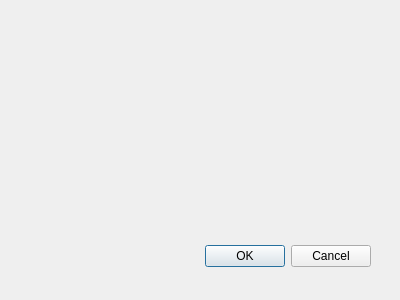
This is suitability_analyser_dialog_base.ui in bsc-com-29-19/suitability_analyser_plugin as Qt 5 draws it before an edit. The edited form follows.
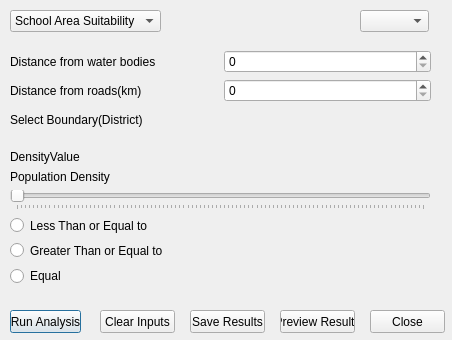
This is the edited form.

Diff of the .ui file:
```diff
--- a/suitability_analyser_dialog_base.ui
+++ b/suitability_analyser_dialog_base.ui
@@ -1,33 +1,228 @@
-<ui version="4.0" >
- <class>SuitabilityAnalyserDialogBase</class>
- <widget class="QDialog" name="SuitabilityAnalyserDialogBase" >
-  <property name="geometry" >
+<?xml version="1.0" encoding="UTF-8"?>
+<ui version="4.0">
+ <class>sliderDensity</class>
+ <widget class="QDialog" name="sliderDensity">
+  <property name="geometry">
    <rect>
     <x>0</x>
     <y>0</y>
-    <width>400</width>
-    <height>300</height>
+    <width>452</width>
+    <height>340</height>
    </rect>
   </property>
   <property name="windowTitle" >
    <string>Suitability Analyser</string>
   </property>
-  <widget class="QDialogButtonBox" name="button_box" >
-   <property name="geometry" >
+  <widget class="QComboBox" name="comboBoxTitle">
+   <property name="geometry">
     <rect>
-     <x>30</x>
-     <y>240</y>
-     <width>341</width>
-     <height>32</height>
+     <x>10</x>
+     <y>10</y>
+     <width>151</width>
+     <height>22</height>
     </rect>
    </property>
-   <property name="orientation" >
-    <enum>Qt::Horizontal</enum>
+   <property name="toolTip">
+    <string>School Area Suitability, Shopping Mall, or Hospital</string>
    </property>
-   <property name="standardButtons" >
-    <set>QDialogButtonBox::Cancel|QDialogButtonBox::Ok</set>
+   <item>
+    <property name="text">
+     <string>School Area Suitability</string>
+    </property>
+   </item>
+   <item>
+    <property name="text">
+     <string>Shopping Mall</string>
+    </property>
+   </item>
+   <item>
+    <property name="text">
+     <string>Hospital</string>
+    </property>
+   </item>
+  </widget>
+  <widget class="QComboBox" name="comboBoxBoundary">
+   <property name="geometry">
+    <rect>
+     <x>360</x>
+     <y>10</y>
+     <width>69</width>
+     <height>22</height>
+    </rect>
    </property>
   </widget>
+  <widget class="QPushButton" name="buttonRunAnalysis">
+   <property name="geometry">
+    <rect>
+     <x>10</x>
+     <y>310</y>
+     <width>71</width>
+     <height>23</height>
+    </rect>
+   </property>
+   <property name="text">
+    <string>Run Analysis</string>
+   </property>
+  </widget>
+  <widget class="QPushButton" name="buttonClearInputs">
+   <property name="geometry">
+    <rect>
+     <x>100</x>
+     <y>310</y>
+     <width>75</width>
+     <height>23</height>
+    </rect>
+   </property>
+   <property name="text">
+    <string>Clear Inputs</string>
+   </property>
+  </widget>
+  <widget class="QPushButton" name="buttoSaveResults">
+   <property name="geometry">
+    <rect>
+     <x>190</x>
+     <y>310</y>
+     <width>75</width>
+     <height>23</height>
+    </rect>
+   </property>
+   <property name="text">
+    <string>Save Results</string>
+   </property>
+  </widget>
+  <widget class="QPushButton" name="buttonPreviewResults">
+   <property name="geometry">
+    <rect>
+     <x>280</x>
+     <y>310</y>
+     <width>75</width>
+     <height>23</height>
+    </rect>
+   </property>
+   <property name="text">
+    <string>Preview Results</string>
+   </property>
+  </widget>
+  <widget class="QPushButton" name="buttonClose">
+   <property name="geometry">
+    <rect>
+     <x>370</x>
+     <y>310</y>
+     <width>75</width>
+     <height>23</height>
+    </rect>
+   </property>
+   <property name="text">
+    <string>Close</string>
+   </property>
+  </widget>
+  <widget class="QWidget" name="layoutWidget">
+   <property name="geometry">
+    <rect>
+     <x>10</x>
+     <y>150</y>
+     <width>421</width>
+     <height>136</height>
+    </rect>
+   </property>
+   <layout class="QGridLayout" name="gridLayout_3">
+    <item row="0" column="0">
+     <widget class="QLabel" name="labelDensityValue_2">
+      <property name="text">
+       <string>DensityValue</string>
+      </property>
+     </widget>
+    </item>
+    <item row="5" column="0">
+     <widget class="QRadioButton" name="radioButtonGreater_2">
+      <property name="text">
+       <string>Greater Than or Equal to</string>
+      </property>
+     </widget>
+    </item>
+    <item row="1" column="0">
+     <widget class="QLabel" name="labelPopulationDensity_2">
+      <property name="text">
+       <string>Population Density</string>
+      </property>
+     </widget>
+    </item>
+    <item row="6" column="0">
+     <widget class="QRadioButton" name="radioButtonEqual_2">
+      <property name="text">
+       <string>Equal</string>
+      </property>
+     </widget>
+    </item>
+    <item row="2" column="0">
+     <widget class="QSlider" name="sliderDensity_3">
+      <property name="maximum">
+       <number>100</number>
+      </property>
+      <property name="orientation">
+       <enum>Qt::Horizontal</enum>
+      </property>
+      <property name="tickPosition">
+       <enum>QSlider::TicksBelow</enum>
+      </property>
+     </widget>
+    </item>
+    <item row="3" column="0">
+     <widget class="QRadioButton" name="radioButtonLess_2">
+      <property name="text">
+       <string>Less Than or Equal to</string>
+      </property>
+     </widget>
+    </item>
+   </layout>
+  </widget>
+  <widget class="QWidget" name="">
+   <property name="geometry">
+    <rect>
+     <x>10</x>
+     <y>50</y>
+     <width>421</width>
+     <height>81</height>
+    </rect>
+   </property>
+   <layout class="QGridLayout" name="gridLayout_2">
+    <item row="2" column="0">
+     <widget class="QLabel" name="label_2">
+      <property name="text">
+       <string>Distance from water bodies</string>
+      </property>
+     </widget>
+    </item>
+    <item row="2" column="1">
+     <widget class="QSpinBox" name="spinBoxWaterBodies">
+      <property name="maximum">
+       <number>1000</number>
+      </property>
+     </widget>
+    </item>
+    <item row="3" column="0">
+     <widget class="QLabel" name="labelRoads">
+      <property name="text">
+       <string>Distance from roads(km)</string>
+      </property>
+     </widget>
+    </item>
+    <item row="3" column="1">
+     <widget class="QSpinBox" name="spinBoxRoads">
+      <property name="maximum">
+       <number>1000</number>
+      </property>
+     </widget>
+    </item>
+    <item row="4" column="0">
+     <widget class="QLabel" name="labelBoundary">
+      <property name="text">
+       <string>Select Boundary(District)</string>
+      </property>
+     </widget>
+    </item>
+   </layout>
+  </widget>
  </widget>
  <resources/>
  <connections>
```
Left out of the diff: 37 changed lines with no effect on the pictures.
